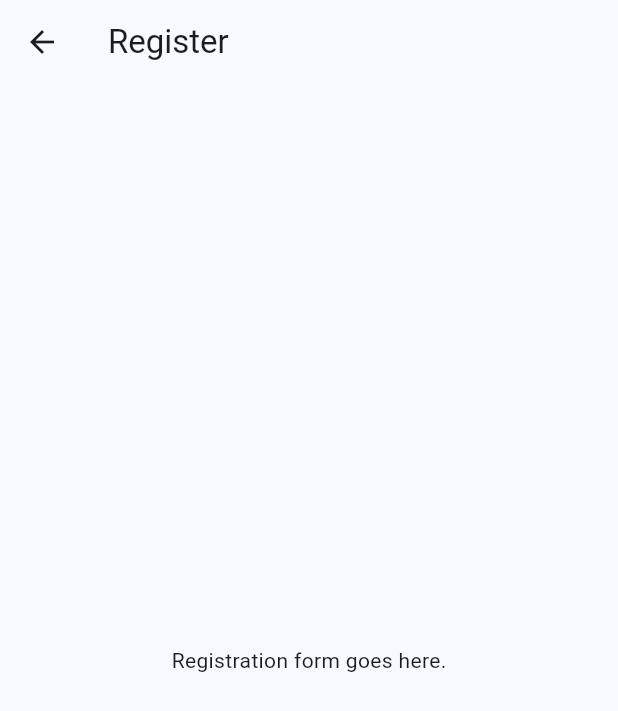
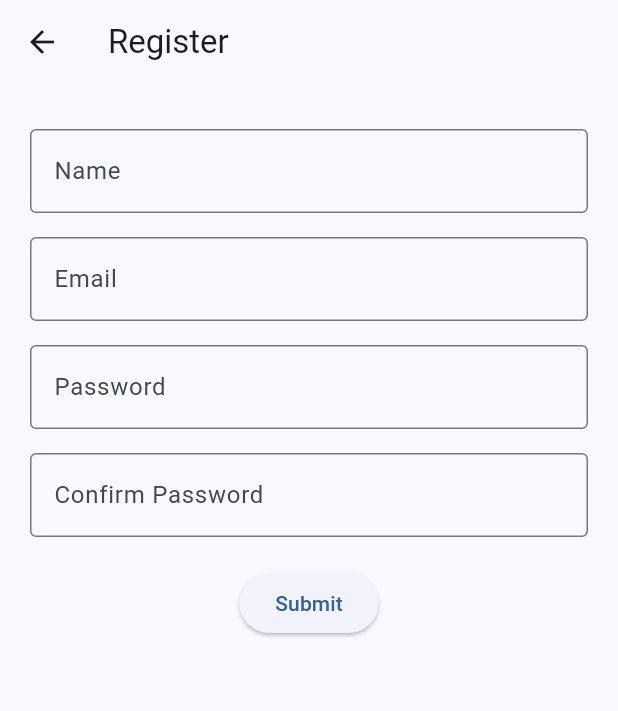
Before and after one commit to CptFlashbang/mad_assignment_03, a Flutter app: the RegisterPage screen opened directly, on a phone screen of 412 x 824 dp. Shown: the top 711 px of the screen. Run offline on Flutter 3.47's test engine with Material 3 defaults, Android fonts, the phone set to English and light mode, and no system bars; our stand-ins replace firebase_auth, google_maps_flutter; accounts and stored records are empty.

Commit message:
Refactor register page to include form and validation

```diff
--- a/lib/pages/register.dart
+++ b/lib/pages/register.dart
@@ -1,14 +1,110 @@
 import 'package:flutter/material.dart';
 
-class RegisterPage extends StatelessWidget {
+class RegisterPage extends StatefulWidget {
+  @override
+  _RegisterPageState createState() => _RegisterPageState();
+}
+
+class _RegisterPageState extends State<RegisterPage> {
+  final _formKey = GlobalKey<FormState>();
+  final emailController = TextEditingController();
+  final passwordController = TextEditingController();
+  final confirmPasswordController = TextEditingController();
+  final nameController = TextEditingController();
+
   @override
   Widget build(BuildContext context) {
     return Scaffold(
       appBar: AppBar(
         title: Text("Register"),
       ),
-      body: Center(
-        child: Text("Registration form goes here."),
+      body: Form(
+        key: _formKey,
+        child: Padding(
+          padding: const EdgeInsets.symmetric(horizontal: 20, vertical: 30),
+          child: Column(
+            crossAxisAlignment: CrossAxisAlignment.center,
+            children: [
+              TextFormField(
+                controller: nameController,
+                decoration: const InputDecoration(
+                  border: OutlineInputBorder(),
+                  labelText: "Name",
+                ),
+                validator: (value) {
+                  if (value == null || value.isEmpty) {
+                    return 'Please enter your name';
+                  }
+                  return null;
+                },
+              ),
+              SizedBox(height: 16),
+              TextFormField(
+                controller: emailController,
+                decoration: const InputDecoration(
+                  border: OutlineInputBorder(),
+                  labelText: "Email",
+                ),
+                validator: (value) {
+                  if (value == null || value.isEmpty) {
+                    return 'Please enter your email';
+                  }
+                  if (!RegExp(r'^[^@]+@[^@]+\.[^@]+').hasMatch(value)) {
+                    return 'Please enter a valid email address';
+                  }
+                  return null;
+                },
+              ),
+              SizedBox(height: 16),
+              TextFormField(
+                controller: passwordController,
+                obscureText: true,
+                decoration: const InputDecoration(
+                  border: OutlineInputBorder(),
+                  labelText: "Password",
+                ),
+                validator: (value) {
+                  if (value == null || value.isEmpty) {
+                    return 'Please enter your password';
+                  }
+                  if (!RegExp(r'^(?=.*[A-Za-z])(?=.*\d)[A-Za-z\d]{8,}$').hasMatch(value)) {
+                    return 'Password must be at least 8 characters long and include at least one letter and one number';
+                  }
+                  return null;
+                },
+              ),
+              SizedBox(height: 16),
+              TextFormField(
+                controller: confirmPasswordController,
+                obscureText: true,
+                decoration: const InputDecoration(
+                  border: OutlineInputBorder(),
+                  labelText: "Confirm Password",
+                ),
+                validator: (value) {
+                  if (value == null || value.isEmpty) {
+                    return 'Please confirm your password';
+                  }
+                  if (value != passwordController.text) {
+                    return 'Passwords do not match';
+                  }
+                  return null;
+                },
+              ),
+              SizedBox(height: 20),
+              ElevatedButton(
+                onPressed: () {
+                  if (_formKey.currentState!.validate()) {
+                    ScaffoldMessenger.of(context).showSnackBar(
+                      SnackBar(content: Text('Form is valid!')),
+                    );
+                  }
+                },
+                child: Text('Submit'),
+              ),
+            ],
+          ),
+        ),
       ),
     );
   }
```
